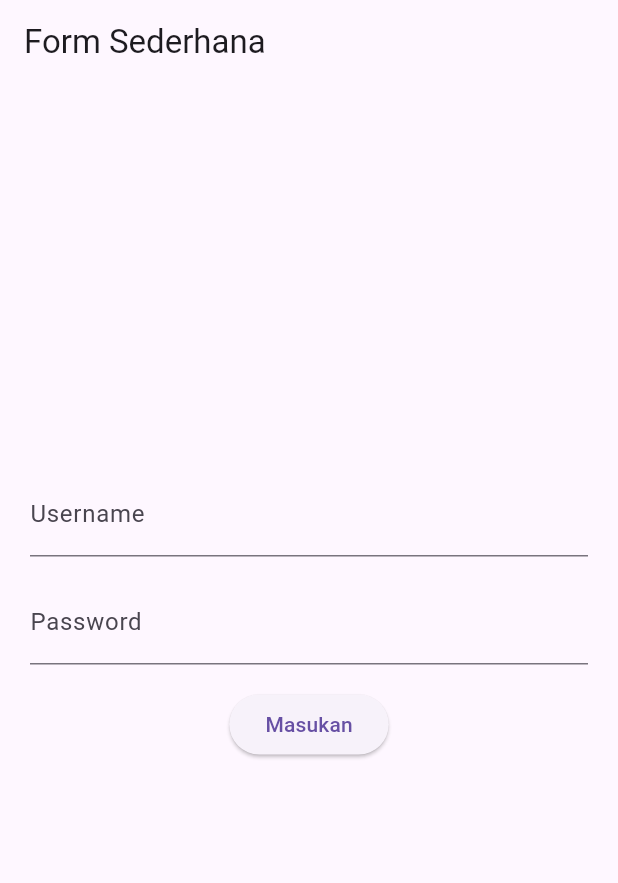
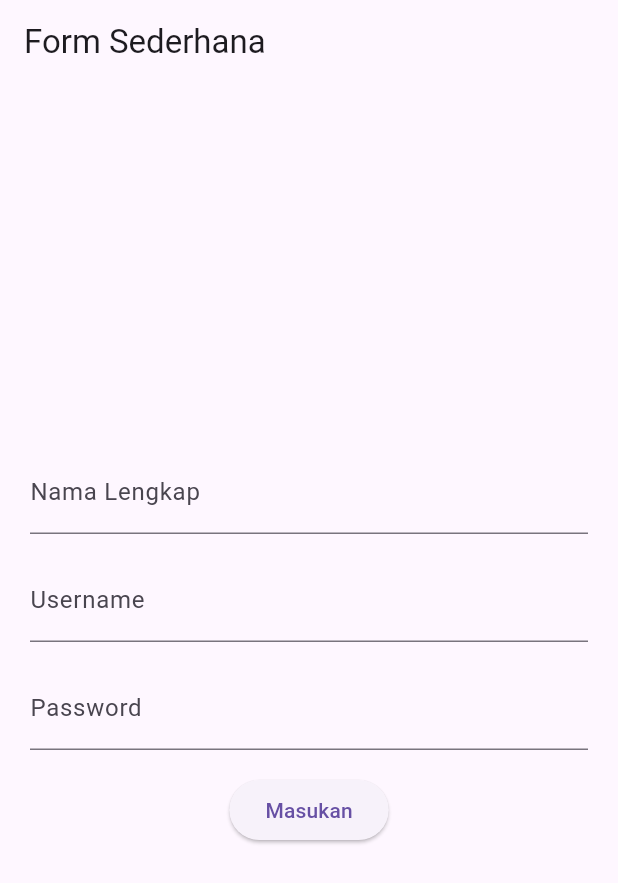
Before and after one commit to inalMahpud824/uts_flutter, a Flutter app: the screen it shows after launch, after a tap on "Masukan", on a phone screen of 412 x 824 dp. Shown: the top 883 px of the screen. Run offline on Flutter 3.47's test engine with Material 3 defaults, Android fonts, the phone set to English and light mode, and no system bars.

Commit message:
create post data

```diff
--- /dev/null
+++ b/lib/getData.dart
@@ -0,0 +1,57 @@
+import 'package:flutter/material.dart';
+import 'package:percobaan_apps/model.dart';
+import 'package:percobaan_apps/repository.dart';
+
+class AmbilData extends StatefulWidget {
+  const AmbilData({super.key});
+
+  @override
+  State<AmbilData> createState() => _AmbilDataState();
+}
+
+class _AmbilDataState extends State<AmbilData> {
+  List<Akun> listAkun = [];
+  Repository repository = Repository();
+
+  getData() async {
+    listAkun = await repository.getData();
+  }
+
+  @override
+  void initState() {
+    getData();
+    super.initState();
+  }
+  @override
+  Widget build(BuildContext context) {
+    return MaterialApp(
+        home: Scaffold(
+            appBar: AppBar(
+              title: Text('Form Sederhana'),
+            ),
+            body: FutureBuilder<dynamic>(
+              future: repository.getData(),
+              builder: (context, snapshot) {
+                if (snapshot.hasData) {
+                  final listAkun =
+                      snapshot.data!; // Akses aman setelah pemeriksaan null
+                  return ListView.separated(
+                      itemBuilder: (context, index) {
+                        return Container(
+                          child: Text(listAkun[index].body),
+                        );
+                      },
+                      separatorBuilder: (context, index) {
+                        return Divider();
+                      },
+                      itemCount: listAkun.length);
+                } else if (snapshot.hasError) {
+                  return Center(child: Text('Kesalahan: ${snapshot.error}'));
+                }
+
+                // Tampilkan indikator pemuatan saat data sedang diambil
+                return Center(child: CircularProgressIndicator());
+              },
+            )));
+  }
+}
--- a/lib/main.dart
+++ b/lib/main.dart
@@ -2,6 +2,7 @@
 import 'package:flutter/cupertino.dart';
 import 'package:flutter/material.dart';
 import 'package:flutter/widgets.dart';
+import 'package:percobaan_apps/getData.dart';
 import 'package:percobaan_apps/register.dart';
 
 void main() => runApp(MyWidget());
--- /dev/null
+++ b/lib/model.dart
@@ -0,0 +1,21 @@
+class Akun {
+  final int userId;
+  final int id;
+  final String title;
+  final String body;
+
+  const Akun({
+    required this.userId,
+    required this.id,
+    required this.title,
+    required this.body,
+  });
+
+  factory Akun.fromJson(Map<String, dynamic> json) {
+    return Akun(
+        userId: json['userId'],
+        id: json['id'],
+        title: json['title'],
+        body: json['body']);
+  }
+}
--- a/lib/register.dart
+++ b/lib/register.dart
@@ -1,4 +1,5 @@
 import 'package:flutter/material.dart';
+import 'package:percobaan_apps/repository.dart';
 
 class Register extends StatefulWidget {
   const Register({super.key});
@@ -8,24 +9,39 @@ class Register extends StatefulWidget {
 }
 
 class _RegisterState extends State<Register> {
-  final myController = TextEditingController();
-  final mycontrollerPassword = TextEditingController();
-  void dispose() {
-    // Clean up the controller when the widget is disposed.
-    myController.dispose();
-    mycontrollerPassword.dispose();
-    super.dispose();
+  Repository repository = Repository();
+
+  final _usernameController = TextEditingController();
+  final _passwordController = TextEditingController();
+  final _namaController = TextEditingController();
+
+  sendData() async {
+    if (_usernameController.text == '' ||
+        _usernameController.text == null ||
+        _namaController.text == '' ||
+        _namaController.text == null) {
+      return false;
+    }
+    bool register = await repository.postData(_usernameController.text,
+        _passwordController.text, _namaController.text);
   }
 
-  var text = '';
-  var password = '';
-  tambahdata() {
-    setState(() {
-      text = myController.text;
-      password = mycontrollerPassword.text;
-      // number = number + 1;
-    });
-  }
+  // void dispose() {
+  //   // Clean up the controller when the widget is disposed.
+  //   myController.dispose();
+  //   mycontrollerPassword.dispose();
+  //   super.dispose();
+  // }
+
+  // var text = '';
+  // var password = '';
+  // tambahdata() {
+  //   setState(() {
+  //     text = myController.text;
+  //     password = mycontrollerPassword.text;
+  //     // number = number + 1;
+  //   });
+  // }
 
   @override
   Widget build(BuildContext context) {
@@ -42,7 +58,15 @@ class _RegisterState extends State<Register> {
                   padding: EdgeInsets.only(left: 20, right: 20),
                   child: Column(children: [
                     TextField(
-                      controller: myController,
+                      controller: _namaController,
+                      decoration: const InputDecoration(
+                        hintText: 'Masukkan Nama Lengkap',
+                        labelText: 'Nama Lengkap',
+                      ),
+                    ),
+                    SizedBox(height: 16),
+                    TextField(
+                      controller: _usernameController,
                       decoration: InputDecoration(
                         labelText: 'Username',
                         hintText: 'Masukkan Username',
@@ -50,21 +74,22 @@ class _RegisterState extends State<Register> {
                     ),
                     const SizedBox(height: 16),
                     TextField(
-                      controller: mycontrollerPassword,
+                      controller: _passwordController,
                       obscureText: true,
                       decoration: const InputDecoration(
                         hintText: 'Masukkan Password',
                         labelText: 'Password',
                       ),
                     ),
+
                     SizedBox(height: 16),
                     ElevatedButton(
                       child: Text('Masukan'),
-                      onPressed: tambahdata,
+                      onPressed: sendData
                     ),
                     SizedBox(height: 16),
-                    Text(text),
-                    Text(password)
+                    // Text(text),
+                    // Text(password)
                   ])),
             ],
           ),
```
Also changed, not shown: lib/repository.dart (added, +44 -0 lines).
